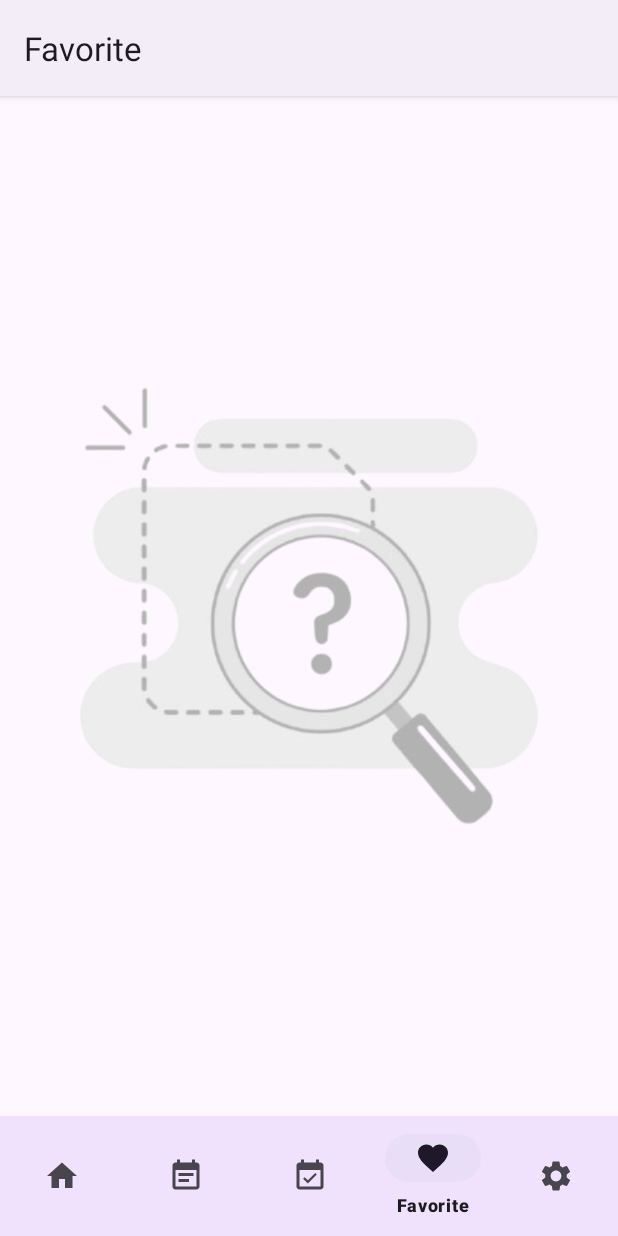
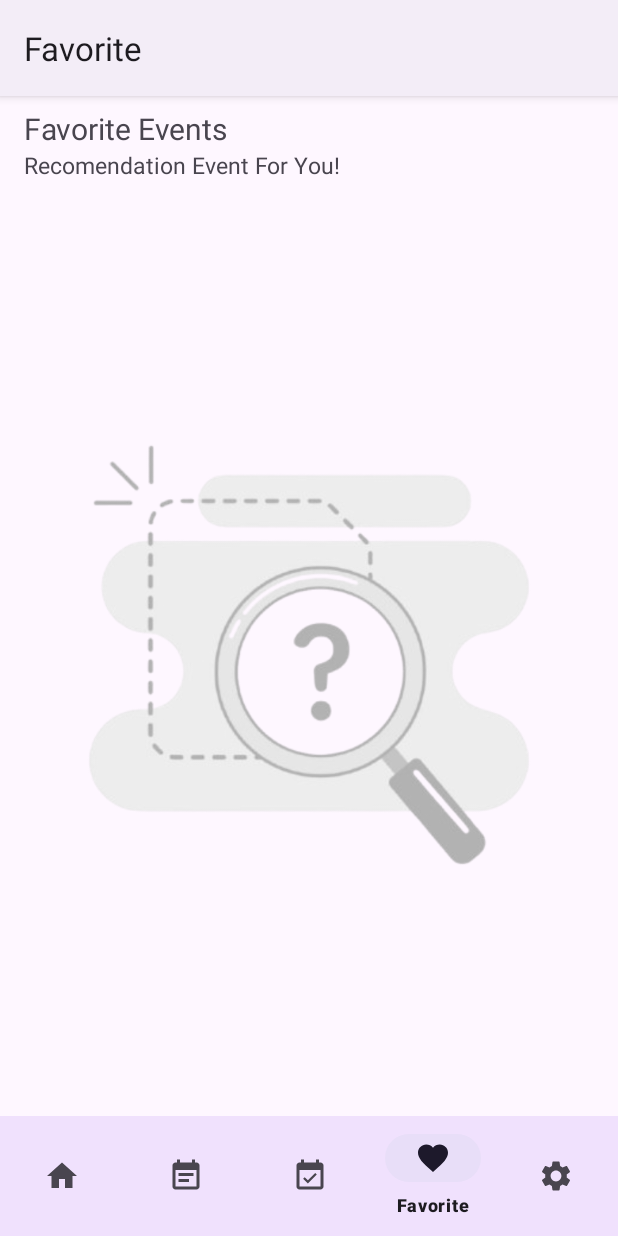
Before and after one commit to septiarmustafa/dicoding-submission-event-1, an Android app: the FavoriteFragment screen opened through its navigation route, on a phone screen of 412 x 824 dp. Run offline under Robolectric (Android 15) with nearby library versions, the phone set to English and light mode, and no system bars; our stand-ins replace Room's generated code, navigation-ui; pictures from the network do not load; 1 statement that could not run was skipped.

Commit message:
fix image and desc

```diff
--- a/app/src/main/java/com/example/dicodingevent/ui/event_detail/EventDetailFragment.kt
+++ b/app/src/main/java/com/example/dicodingevent/ui/event_detail/EventDetailFragment.kt
@@ -61,8 +61,8 @@ class EventDetailFragment : Fragment() {
                 val favoriteEvent = FavoriteEvent(
                     event.id ?: -1,
                     event.name ?: "",
-                    event.mediaCover ?: "",
-                    event.description ?: ""
+                    event.summary ?: "",
+                    event.imageLogo ?: ""
                 )
                 if (isFavorite) {
                     favoriteViewModel.removeFavorite(favoriteEvent)
--- a/app/src/main/java/com/example/dicodingevent/ui/favorite/FavoriteAdapter.kt
+++ b/app/src/main/java/com/example/dicodingevent/ui/favorite/FavoriteAdapter.kt
@@ -30,7 +30,6 @@ class FavoriteAdapter(
             binding.tvEventSubtitle.text = event.description
             Glide.with(binding.ivEventImage.context)
                 .load(event.imageUrl)
-                .placeholder(R.drawable.ic_launcher_background)
                 .error(R.drawable.ic_launcher_background)
                 .into(binding.ivEventImage)
             binding.ivDeleteFavorite.setOnClickListener {
--- a/app/src/main/res/layout/fragment_favorite.xml
+++ b/app/src/main/res/layout/fragment_favorite.xml
@@ -4,7 +4,45 @@
     xmlns:tools="http://schemas.android.com/tools"
     android:layout_width="match_parent"
     android:layout_height="match_parent"
+    android:layout_marginHorizontal="8dp"
     tools:context=".ui.favorite.FavoriteFragment">
+
+    <TextView
+        android:id="@+id/tv_title"
+        android:layout_width="match_parent"
+        android:layout_height="wrap_content"
+        android:textAlignment="textStart"
+        android:layout_marginHorizontal="8dp"
+        android:textSize="20sp"
+        android:text="@string/favorite_events"
+        android:layout_marginTop="8dp"
+        app:layout_constraintTop_toTopOf="parent"
+        app:layout_constraintStart_toStartOf="parent"
+        app:layout_constraintEnd_toEndOf="parent"
+        />
+
+    <TextView
+        android:id="@+id/tv_subtitle"
+        android:layout_width="match_parent"
+        android:layout_height="wrap_content"
+        android:textAlignment="textStart"
+        android:textSize="15sp"
+        android:layout_marginHorizontal="8dp"
+        android:layout_marginBottom="8dp"
+        android:text="@string/subtitle_upcoming"
+        app:layout_constraintTop_toBottomOf="@+id/tv_title"
+        app:layout_constraintStart_toStartOf="parent"
+        app:layout_constraintEnd_toEndOf="parent"/>
+
+    <androidx.recyclerview.widget.RecyclerView
+        android:id="@+id/rv_favorite_events"
+        android:layout_width="match_parent"
+        android:layout_height="0dp"
+        android:layout_marginTop="8dp"
+        app:layout_constraintTop_toBottomOf="@+id/tv_subtitle"
+        app:layout_constraintStart_toStartOf="parent"
+        app:layout_constraintEnd_toEndOf="parent"
+        />
 
     <ImageView
         android:id="@+id/iv_empty_state"
@@ -13,18 +51,10 @@
         android:src="@drawable/ic_empty_state"
         android:contentDescription="@string/no_favorite_events"
         android:visibility="gone"
-        app:layout_constraintTop_toTopOf="parent"
+        app:layout_constraintTop_toBottomOf="@+id/rv_favorite_events"
         app:layout_constraintBottom_toBottomOf="parent"
         app:layout_constraintStart_toStartOf="parent"
         app:layout_constraintEnd_toEndOf="parent"/>
 
-    <androidx.recyclerview.widget.RecyclerView
-        android:id="@+id/rv_favorite_events"
-        android:layout_width="match_parent"
-        android:layout_height="0dp"
-        android:layout_marginTop="16dp"
-        app:layout_constraintTop_toBottomOf="@id/iv_empty_state"
-        app:layout_constraintStart_toStartOf="parent"
-        app:layout_constraintEnd_toEndOf="parent"
-        app:layout_constraintBottom_toBottomOf="parent" />
+
 </androidx.constraintlayout.widget.ConstraintLayout>
--- a/app/src/main/res/values/strings.xml
+++ b/app/src/main/res/values/strings.xml
@@ -22,4 +22,5 @@
     <string name="event_description">Event Description</string>
     <string name="remove_from_favorite">Remove from favorite</string>
     <string name="love">Love</string>
+    <string name="favorite_events">Favorite Events</string>
 </resources>
```
